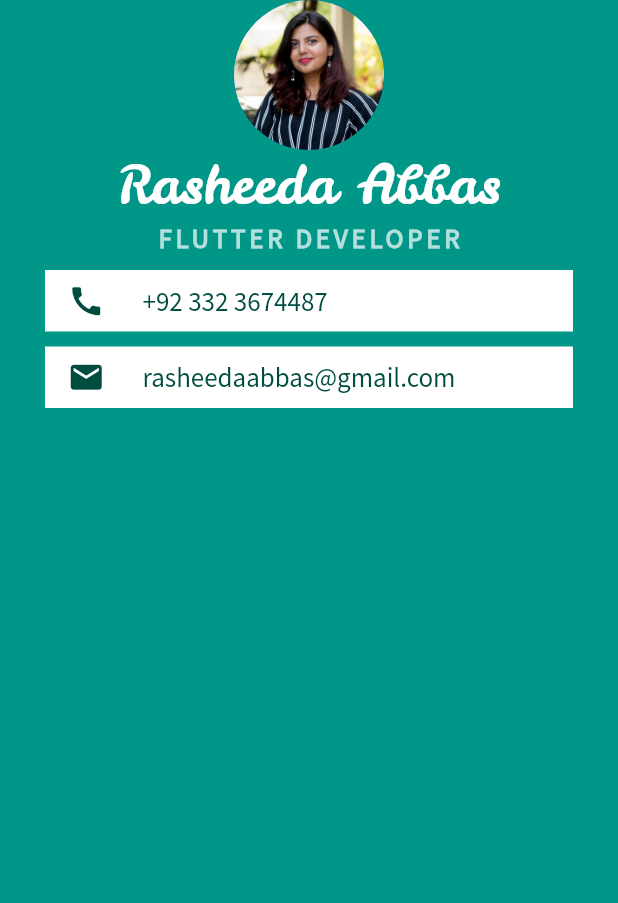
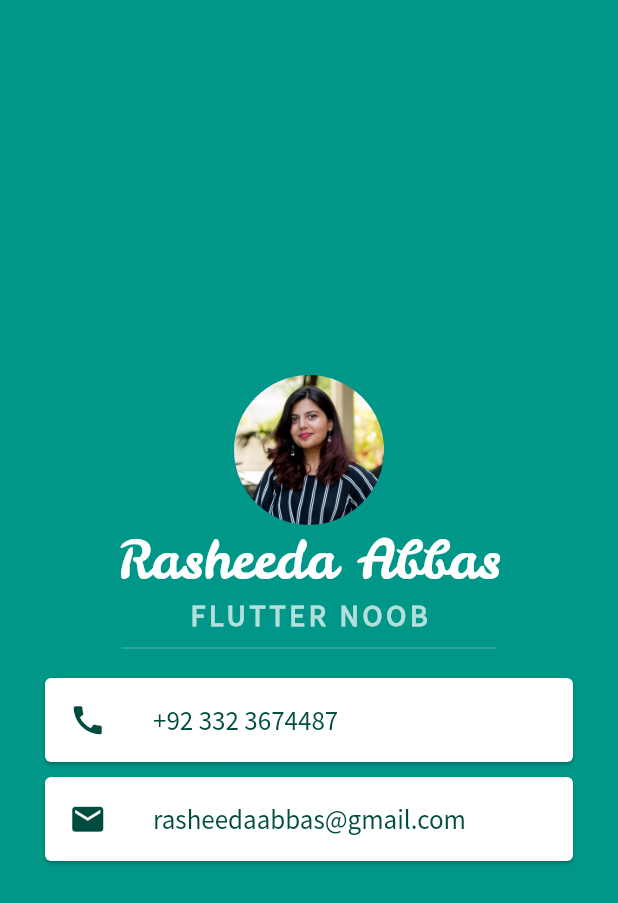
Before and after one commit to rasheeda5/App-MiCard, a Flutter app: the screen it shows after launch, on a phone screen of 412 x 824 dp. Shown: the top 903 px of the screen. Run offline on Flutter 3.47's test engine with Material 2 defaults, Android fonts, the phone set to English and light mode, and no system bars.

Commit message:
finalized beautification using Card, ListTile and Divider

```diff
--- a/lib/main.dart
+++ b/lib/main.dart
@@ -14,6 +14,7 @@ class MyApp extends StatelessWidget {
         body: SafeArea(
           child: Center(
             child: Column(
+              mainAxisAlignment: MainAxisAlignment.center,
               children: <Widget>[
                 CircleAvatar(
                   radius: 50.0,
@@ -29,74 +30,59 @@ class MyApp extends StatelessWidget {
                   ),
                 ),
                 Text(
-                  'FLUTTER DEVELOPER',
+                  'FLUTTER NOOB',
                   style: TextStyle(
-                      fontSize: 18.0,
+                      fontSize: 20.0,
                       color: Colors.white70,
                       fontFamily: 'SourceSans',
                       letterSpacing: 2.5,
                       fontWeight: FontWeight.w600),
                 ),
-                Container(
-                  //width: 200.0,
+                SizedBox(
+                  height: 20.0,
+                  width: 250.0,
+                  child: Divider(
+                    color: Colors.teal.shade300,
+                  ),
+                ),
+                Card(
                   margin: EdgeInsets.symmetric(
                     vertical: 10.0,
                     horizontal: 30.0,
                   ),
-                  padding: EdgeInsets.symmetric(
-                    vertical: 8.0,
-                    horizontal: 15.0,
-                  ),
-                  color: Colors.white,
-                  child: Row(
-                    children: <Widget>[
-                      Icon(
+                  child: ListTile(
+                    leading: Icon(
                       Icons.call,
                       color: Colors.teal[900],
                       size: 25.0,
                     ),
-                      SizedBox(
-                        width: 25.0,
-                      ),
-                      Text(
+                    title: Text(
                       '+92 332 3674487',
                       style: TextStyle(
                           fontFamily: 'SourceSans',
                           color: Colors.teal[900],
                           fontSize: 18.0),
-                      )
-                    ],
                     ),
                   ),
-                Container(
-                  //width: 200.0,
+                ),
+                Card(
                   margin: EdgeInsets.symmetric(
                     vertical: 0,
                     horizontal: 30.0,
                   ),
-                  padding: EdgeInsets.symmetric(
-                    vertical: 8.0,
-                    horizontal: 15.0,
-                  ),
-                  color: Colors.white,
-                  child: Row(
-                    children: <Widget>[
-                      Icon(
+                  child: ListTile(
+                    leading: Icon(
                       Icons.email,
                       color: Colors.teal[900],
                       size: 25.0,
                     ),
-                      SizedBox(
-                        width: 25.0,
-                      ),
-                      Text(
+                    title: Text(
                       'rasheedaabbas@gmail.com',
                       style: TextStyle(
                           fontFamily: 'SourceSans',
                           color: Colors.teal[900],
                           fontSize: 18.0),
-                      )
-                    ],
+                    ),
                   ),
                 ),
               ],
```
Lines whose indentation alone changed are shown as unchanged.
